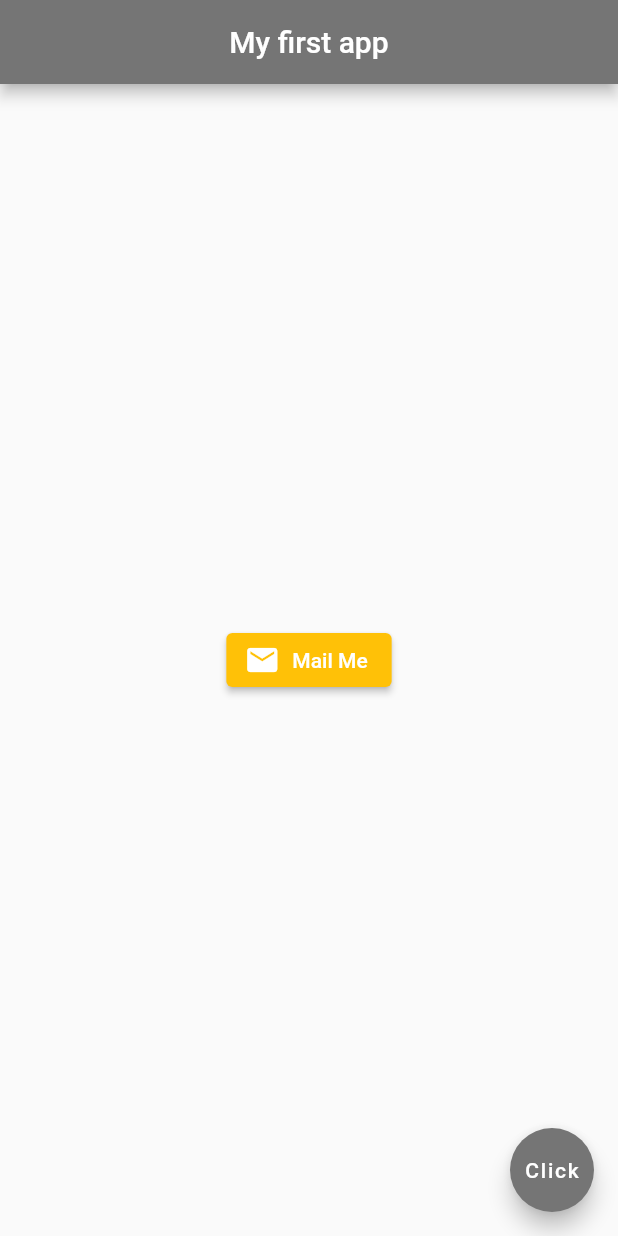
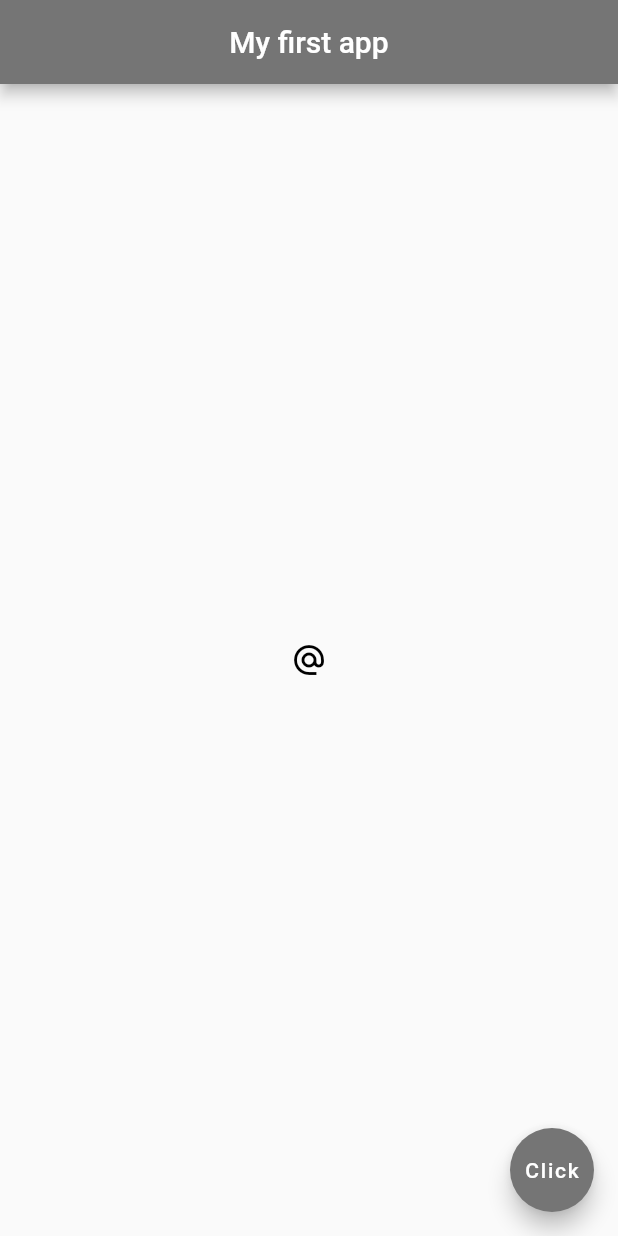
Before and after one commit to Sweta-Das/Flutter-1stApp, a Flutter app: the screen it shows after launch, on a phone screen of 412 x 824 dp. Run offline on Flutter 3.47's test engine with Material 2 defaults, Android fonts, the phone set to English and light mode, and no system bars.

Commit message:
IconButton widget

```diff
--- a/lib/main.dart
+++ b/lib/main.dart
@@ -18,11 +18,10 @@ class Home extends StatelessWidget {
       ),
 
       body: Center(
-        child: ElevatedButton.icon(
-          onPressed: () {},
-          icon: Icon(Icons.mail),
-          label: Text('Mail Me'),
-          style: ElevatedButton.styleFrom(primary: Colors.amber),
+        child: IconButton(
+          onPressed: () {print('You clicked');},
+          icon: Icon(Icons.alternate_email),
+          color: Colors.black,
         ),
       ),
 
```
Also changed, not shown: 1 other file.
